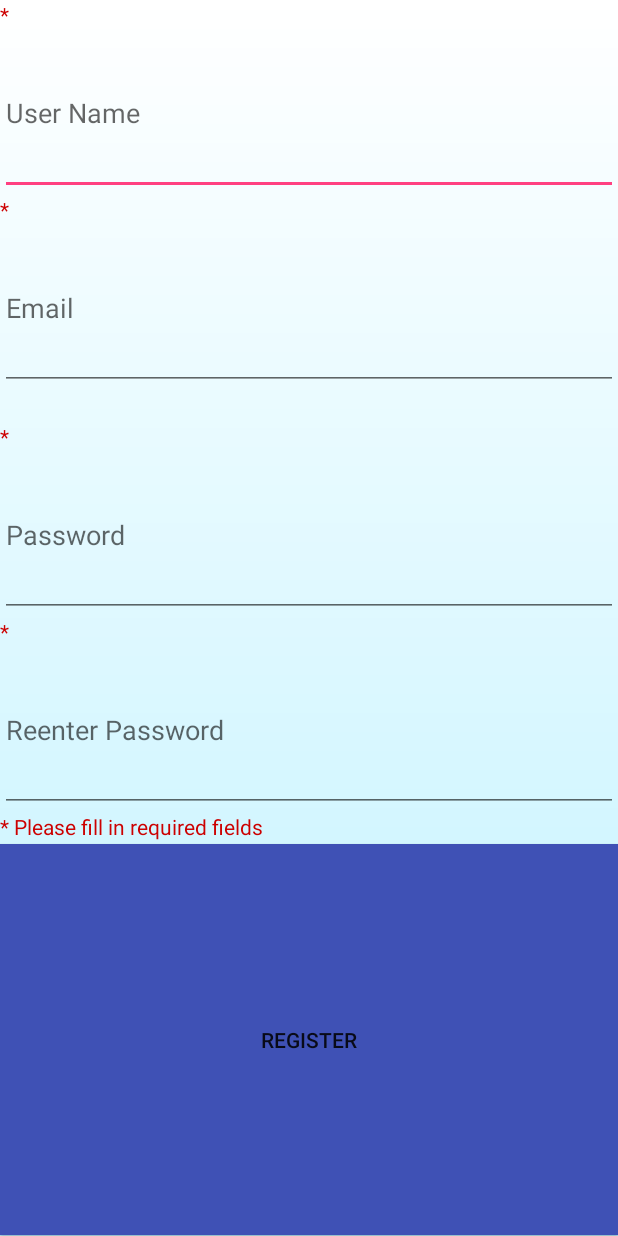
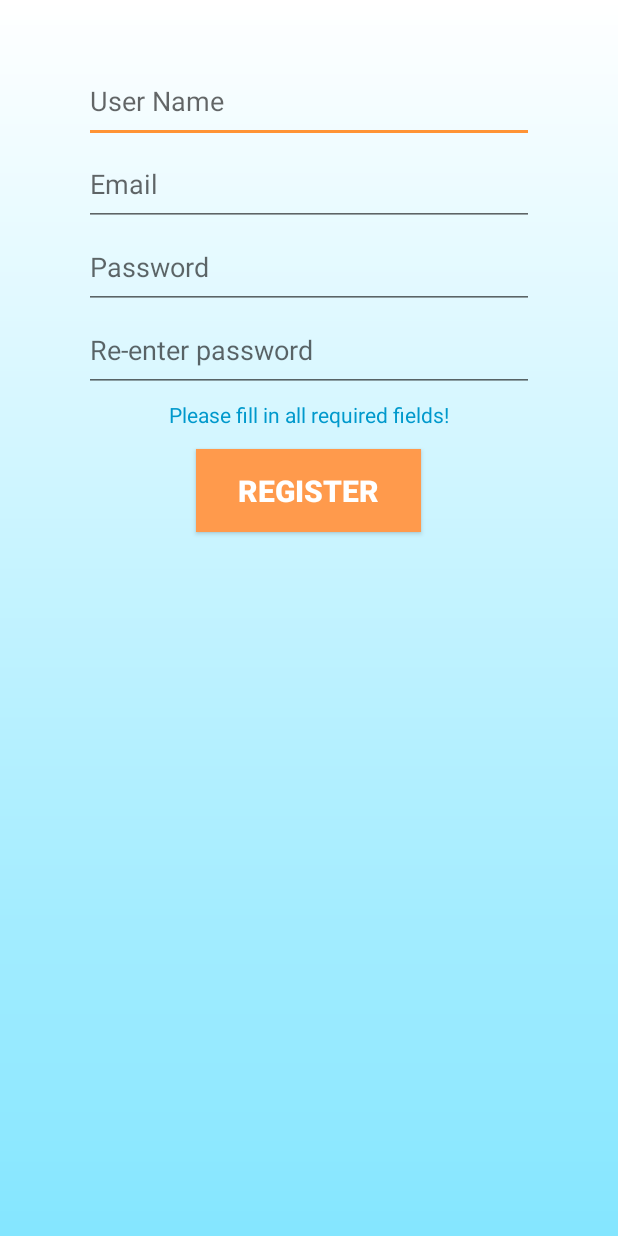
Before and after one commit to krglaws/Pelican, an Android app: the RegistrationActivity screen opened directly, with no data from a screen before it, after a tap on "REGISTER", on a phone screen of 412 x 824 dp. Run offline under Robolectric (Android 15) with nearby library versions, the phone set to English and light mode, and no system bars; our stand-ins replace Firebase (no records; nobody signed in at launch, a user with empty details on screens opened directly); 1 statement that could not run was skipped.

Commit message:
completely redid layouts

```diff
--- a/app/src/main/java/pelican/pelican/RegistrationActivity.java
+++ b/app/src/main/java/pelican/pelican/RegistrationActivity.java
@@ -76,44 +76,21 @@ public class RegistrationActivity extends AppCompatActivity {
                 final String password1 = mPassword1.getText().toString();
                 final String password2 = mPassword2.getText().toString();
 
-                // warnings
-                TextView requireName = findViewById(R.id.requireName);
-                TextView requireEmail = findViewById(R.id.requireEmail);
-                TextView passwdNoMatch = findViewById(R.id.passwdNoMatch);
-                TextView requirePassword1 = findViewById(R.id.requirePassword1);
-                TextView requirePassword2 = findViewById(R.id.requirePassword2);
                 TextView requireMessage = findViewById(R.id.requireMessage);
 
                 // if at least one of the fields are empty, display error '*'
                 if (name.equals("") || email.equals("") || password1.equals("") || password2.equals("")) {
-                    requireName.setVisibility((name.equals("")) ? View.VISIBLE : View.INVISIBLE);
-                    requireEmail.setVisibility((email.equals("")) ? View.VISIBLE : View.INVISIBLE);
-                    requirePassword1.setVisibility((password1.equals("")) ? View.VISIBLE : View.INVISIBLE);
-                    requirePassword2.setVisibility((password2.equals("")) ? View.VISIBLE : View.INVISIBLE);
+                    requireMessage.setText("Please fill in all required fields!");
                     requireMessage.setVisibility(View.VISIBLE);
-                    passwdNoMatch.setVisibility(View.INVISIBLE);
                 }
 
                 // check if passwords are matching
                 else if (!password1.equals(password2)){
 
-                    // set other warnings to invisible since they are not empty
-                    requireName.setVisibility(View.INVISIBLE);
-                    requireEmail.setVisibility(View.INVISIBLE);
-                    requireMessage.setVisibility(View.INVISIBLE);
-
-                    // set password mismatch warning
-                    requirePassword1.setVisibility(View.VISIBLE);
-                    requirePassword2.setVisibility(View.VISIBLE);
-                    passwdNoMatch.setVisibility(View.VISIBLE);
+                    requireMessage.setText("Your passwords do not match!");
 
                 } else {
                     // clear warnings
-                    requirePassword1.setVisibility(View.INVISIBLE);
-                    requirePassword2.setVisibility(View.INVISIBLE);
-                    passwdNoMatch.setVisibility(View.INVISIBLE);
-                    requireName.setVisibility(View.INVISIBLE);
-                    requireEmail.setVisibility(View.INVISIBLE);
                     requireMessage.setVisibility(View.INVISIBLE);
 
                     // send email and password to Firebase server
--- a/app/src/main/res/layout/activity_registration.xml
+++ b/app/src/main/res/layout/activity_registration.xml
@@ -7,91 +7,57 @@
     tools:context="pelican.pelican.LoginActivity"
     android:orientation="vertical"
     android:background="@drawable/gradient">
-    <TextView
-        android:layout_width="match_parent"
-        android:layout_height="wrap_content"
-        android:layout_weight="0.01"
-        android:id="@+id/requireName"
-        android:text="*"
-        android:textColor="@android:color/holo_red_dark"
-        android:visibility="invisible"/>
     <EditText
-        android:layout_width="match_parent"
-        android:layout_height="wrap_content"
-        android:layout_weight="0.3"
+        android:layout_marginTop="40dp"
+        android:layout_width="300dp"
+        android:layout_height="55dp"
+        android:layout_gravity="center_horizontal"
         android:id="@+id/name"
         android:hint="User Name"/>
 
-    <TextView
-        android:layout_width="match_parent"
-        android:layout_height="wrap_content"
-        android:layout_weight="0.01"
-        android:id="@+id/requireEmail"
-        android:text="*"
-        android:textColor="@android:color/holo_red_dark"
-        android:visibility="invisible"/>
     <EditText
-        android:layout_width="match_parent"
-        android:layout_height="wrap_content"
-        android:layout_weight="0.3"
+        android:layout_width="300dp"
+        android:layout_height="55dp"
+        android:layout_gravity="center_horizontal"
         android:id="@+id/email"
         android:hint="Email"/>
 
-    <TextView
-        android:layout_width="match_parent"
-        android:layout_height="wrap_content"
-        android:layout_weight="0.01"
-        android:id="@+id/passwdNoMatch"
-        android:text="Password does not match"
-        android:textColor="@android:color/holo_red_dark"
-        android:visibility="invisible"/>
-
-    <TextView
-        android:layout_width="match_parent"
-        android:layout_height="wrap_content"
-        android:layout_weight="0.01"
-        android:id="@+id/requirePassword1"
-        android:text="*"
-        android:textColor="@android:color/holo_red_dark"
-        android:visibility="invisible"/>
     <EditText
-        android:layout_width="match_parent"
-        android:layout_height="wrap_content"
-        android:layout_weight="0.3"
+        android:layout_width="300dp"
+        android:layout_height="55dp"
+        android:layout_gravity="center_horizontal"
         android:id="@+id/password1"
         android:hint="Password"
         android:inputType="textPassword"/>
 
-    <TextView
-        android:layout_width="match_parent"
-        android:layout_height="wrap_content"
-        android:layout_weight="0.01"
-        android:id="@+id/requirePassword2"
-        android:text="*"
-        android:textColor="@android:color/holo_red_dark"
-        android:visibility="invisible"/>
     <EditText
-        android:layout_width="match_parent"
-        android:layout_height="wrap_content"
-        android:layout_weight="0.3"
+        android:layout_width="300dp"
+        android:layout_height="55dp"
+        android:layout_gravity="center_horizontal"
         android:id="@+id/password2"
-        android:hint="Reenter Password"
+        android:hint="Re-enter password"
         android:inputType="textPassword"/>
 
     <TextView
-        android:layout_width="match_parent"
+        android:layout_width="wrap_content"
         android:layout_height="wrap_content"
-        android:layout_weight="0.01"
         android:id="@+id/requireMessage"
-        android:text="* Please fill in required fields"
-        android:textColor="@android:color/holo_red_dark"
-        android:visibility="invisible"/>
+        android:text="Please fill in all required fields!"
+        android:layout_marginTop="5dp"
+        android:layout_marginBottom="13dp"
+        android:layout_gravity="center_horizontal"
+        android:textColor="@android:color/holo_blue_dark"
+        android:visibility="invisible" />
     <Button
-        android:layout_width="match_parent"
-        android:layout_height="wrap_content"
-        android:layout_weight="1"
-        android:background="@color/colorPrimary"
+        android:layout_width="150dp"
+        android:layout_height="55dp"
+        android:textStyle="bold"
+        android:textSize="20dp"
+        android:layout_marginBottom="280dp"
+        android:textColor="@color/white"
+        android:background="@color/orange"
         android:text="Register"
+        android:layout_gravity="center_horizontal"
         android:id="@+id/register"/>
 
 </LinearLayout>
--- a/app/src/main/res/values/colors.xml
+++ b/app/src/main/res/values/colors.xml
@@ -1,11 +1,13 @@
 <?xml version="1.0" encoding="utf-8"?>
 <resources>
-    <color name="colorPrimary">#3F51B5</color>
-    <color name="colorPrimaryDark">#303F9F</color>
-    <color name="colorAccent">#FF4081</color>
+    <color name="colorPrimary">#52d1ff</color>
+    <color name="colorPrimaryDark">#5096ff</color>
+    <color name="colorAccent">#ff9335</color>
 
     <color name="black">#000000</color>
-    <color name="lightblue">#BEF2FF</color>
+    <color name="lightblue">#84e6ff</color>
     <color name="white">#FFFFFF</color>
+    <color name="orange">#ff9a4c</color>
+    <color name="blue">#2894ff</color>
     <color name="limegreen">#3cd80d</color>
 </resources>
--- a/app/src/main/res/values/styles.xml
+++ b/app/src/main/res/values/styles.xml
@@ -4,7 +4,7 @@
     <style name="AppTheme" parent="Theme.AppCompat.Light.NoActionBar">
         <!-- Customize your theme here. -->
         <item name="colorPrimary">@color/colorPrimary</item>
-        <item name="colorPrimaryDark">@color/colorPrimaryDark</item>
+        <item name="colorPrimaryDark">@color/black</item>
         <item name="colorAccent">@color/colorAccent</item>
     </style>
 
@@ -13,7 +13,7 @@
         <item name="android:windowTranslucentStatus">true</item>
     </style>
 
-    <style name="SplashTheme" parent="Theme.AppCompat.NoActionBar">
+    <style name="SplashTheme" parent="Theme.AppCompat.Light.NoActionBar">
         <item name="android:windowBackground">@drawable/splash</item>
     </style>
 
```
Also changed, not shown: app/src/main/java/pelican/pelican/LoginActivity.java (+4 -8 lines), app/src/main/res/layout/activity_choose_login_registration.xml (+14 -7 lines), app/src/main/res/layout/activity_login.xml (+22 -32 lines).
